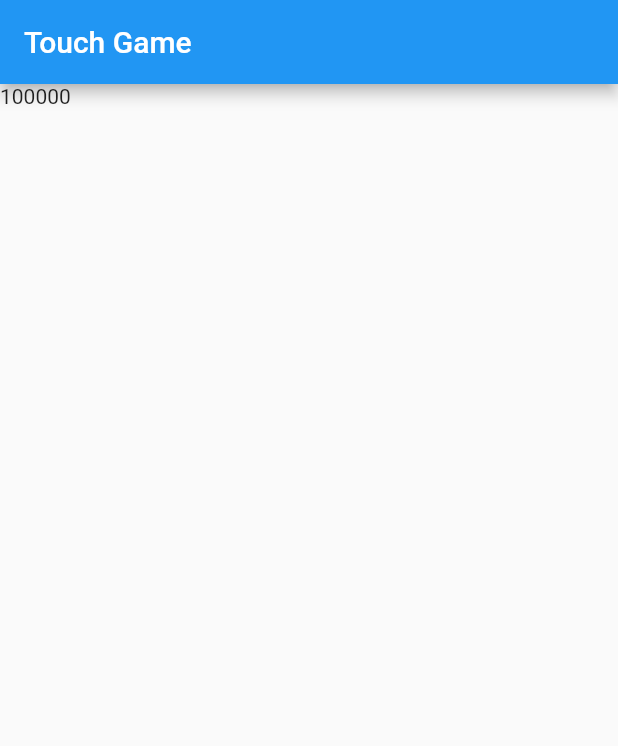
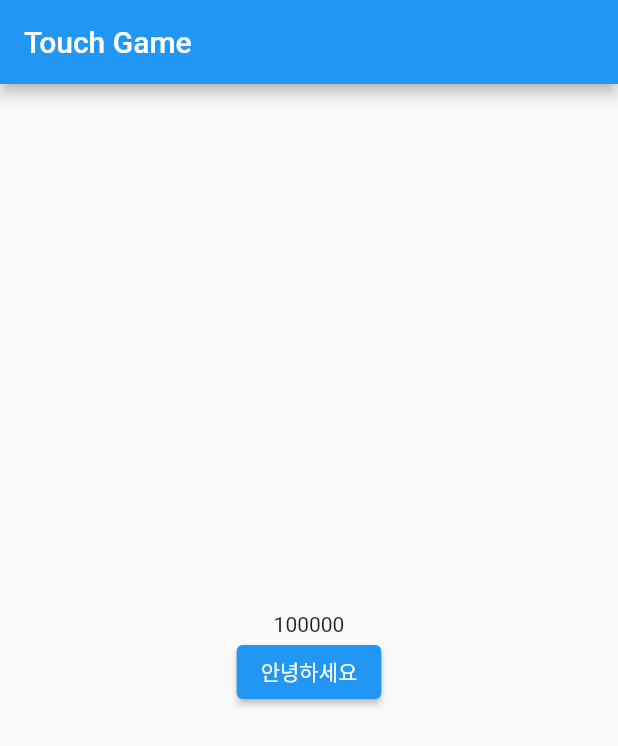
Before and after one commit to B-KJS26/Flutter_P, a Flutter app: the screen it shows after launch, on a phone screen of 412 x 824 dp. Shown: the top 746 px of the screen. Run offline on Flutter 3.47's test engine with Material 2 defaults, Android fonts, the phone set to English and light mode, and no system bars; our stand-ins replace carousel_slider, flutter_native_splash, flutter_screenutil, flutter_spinkit, flutter_svg, salomon_bottom_bar; missing offline and left inert: kakao_flutter_sdk, kakao_flutter_sdk_common, kakao_flutter_sdk_user.

Commit message:
ADD | 게임구조 거의 완성

```diff
--- a/touchgame/lib/main.dart
+++ b/touchgame/lib/main.dart
@@ -33,12 +33,20 @@ class _MainpagesState extends State<Mainpages> {
       appBar: AppBar(
         title: Text(widget.title),
       ),
-      body: Column(
+      body: Center(
+        child: Column(
+        mainAxisAlignment: MainAxisAlignment.center,
         children: [
           Text(
             '$counter'
           ),
+          ElevatedButton(onPressed: () {
+            setState(() {
+              counter--;
+            });
+          }, child: Text("안녕하세요"),),
         ]
+      ),
       ),
     );
   }
```
